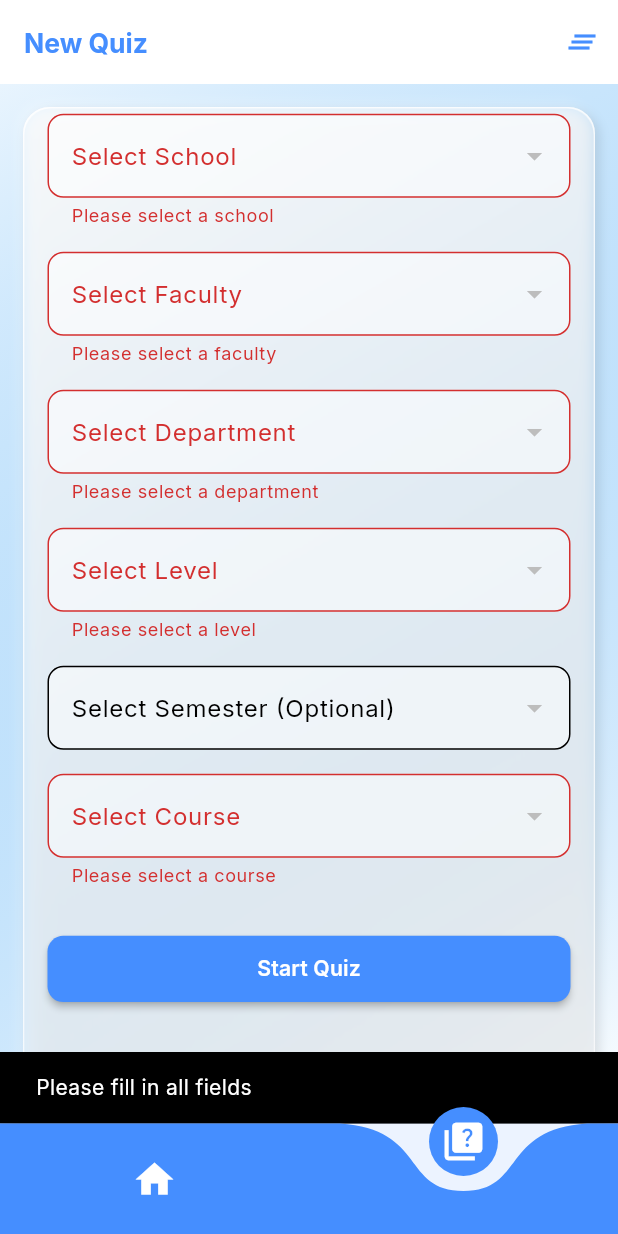
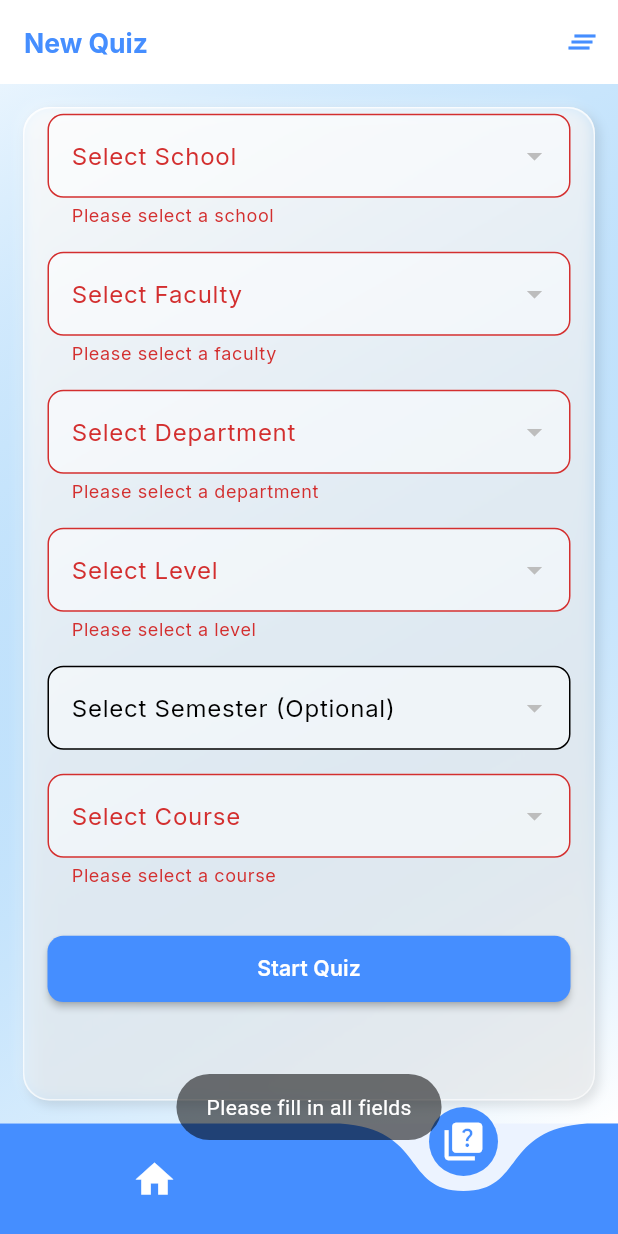
Before and after one commit to sixtusagbo/aceit, a Flutter app: the NewQuizPage screen opened by its route, after a tap on "Start Quiz", on a phone screen of 412 x 824 dp. Run offline on Flutter 3.47's test engine with Material 3 defaults, Android fonts, the phone set to English and light mode, and no system bars; drawn by our look-alikes of curved_navigation_bar; our stand-ins replace cloud_firestore, dart_mappable, firebase_auth, firebase_core, flutter_hooks, flutter_screenutil and 6 more; missing offline and left inert: firebase_ui_auth; accounts and stored records are empty; generated files the repository leaves out were written again.

Commit message:
Replace snack bars with toasts

```diff
--- a/lib/pages/new_quiz_page.dart
+++ b/lib/pages/new_quiz_page.dart
@@ -314,11 +314,8 @@ class NewQuizPage extends HookConsumerWidget {
                                       .future);
                               if (quizId == null) {
                                 if (context.mounted) {
-                                  ScaffoldMessenger.of(context).showSnackBar(
-                                    const SnackBar(
-                                        content: Text(
-                                            'No quiz found for selected course')),
-                                  );
+                                  showToast(
+                                      'No quiz found for selected course');
                                 }
                                 return;
                               }
@@ -328,10 +325,7 @@ class NewQuizPage extends HookConsumerWidget {
                                 context.push('/quiz/$quizId');
                               }
                             } else {
-                              ScaffoldMessenger.of(context).showSnackBar(
-                                const SnackBar(
-                                    content: Text('Please fill in all fields')),
-                              );
+                              showToast('Please fill in all fields');
                             }
                           },
                           style: ElevatedButton.styleFrom(
--- a/lib/pages/quiz_page.dart
+++ b/lib/pages/quiz_page.dart
@@ -423,9 +423,7 @@ class _QuizContent extends HookConsumerWidget {
             IconButton(
               icon: const Icon(Icons.bookmark_outline),
               onPressed: () async {
-                ScaffoldMessenger.of(context).showSnackBar(
-                  SnackBar(content: Text('Saving progress...')),
-                );
+                showToast('Saving progress...');
                 await saveProgress();
                 if (context.mounted) context.pop();
               },
--- a/lib/utils/constants.dart
+++ b/lib/utils/constants.dart
@@ -2,6 +2,7 @@ import 'package:aceit/models/course.dart';
 import 'package:aceit/models/quiz_result.dart';
 import 'package:flutter/material.dart';
 import 'package:flutter_screenutil/flutter_screenutil.dart';
+import 'package:fluttertoast/fluttertoast.dart';
 
 const kPrimaryColor = Color(0xFF458EFF);
 const kGlassWhite = Color(0xCCFFFFFF); // Increased opacity
@@ -68,3 +69,22 @@ final titleStyle = TextStyle(
   fontWeight: FontWeight.bold,
   color: kPrimaryColor,
 );
+
+/// Show a toast message.
+Future<bool?> showToast(
+  String message, {
+  bool isLong = false,
+  Color? backgroundColor,
+  double? fontSize,
+  Color? textColor,
+  ToastGravity? gravity,
+}) {
+  return Fluttertoast.showToast(
+    msg: message,
+    backgroundColor: backgroundColor ?? Colors.black54,
+    toastLength: isLong ? Toast.LENGTH_LONG : Toast.LENGTH_SHORT,
+    fontSize: fontSize,
+    textColor: textColor,
+    gravity: gravity,
+  );
+}
--- a/pubspec.yaml
+++ b/pubspec.yaml
@@ -48,6 +48,7 @@ dependencies:
   dart_mappable: ^4.2.2
   url_launcher: ^6.3.1
   skeletonizer: ^1.4.2
+  fluttertoast: ^8.2.8
 
 dev_dependencies:
   flutter_test:
```
Also changed, not shown: lib/pages/login_page.dart (+8 -4 lines), pubspec.lock.
